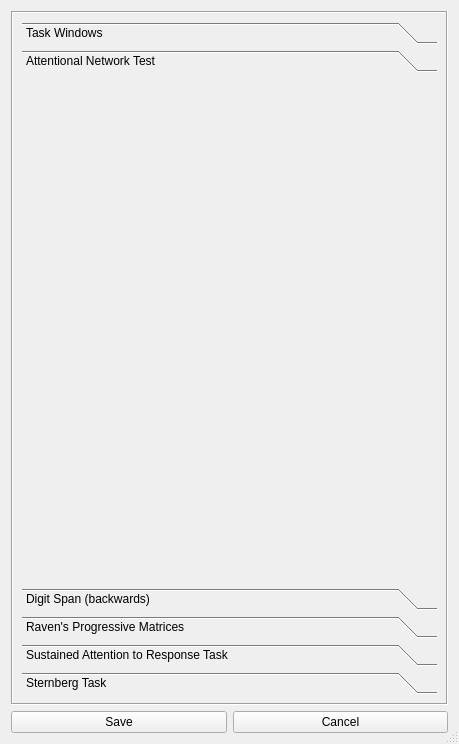
Above: designer/ui/settings_window_qt.ui from sho-87/cognitive-battery before the change. Below: the same form after it.
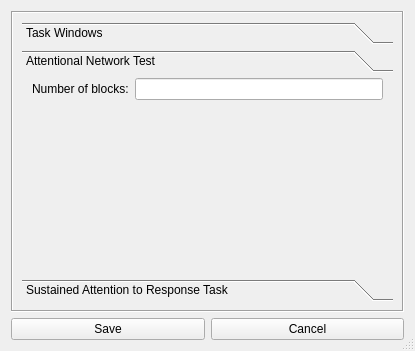
That is the form after the change. The open tabs and pages were chosen to show the change.

Commit message: Save and load ANT settings

```diff
--- a/designer/ui/settings_window_qt.ui
+++ b/designer/ui/settings_window_qt.ui
@@ -9,8 +9,8 @@
    <rect>
     <x>0</x>
     <y>0</y>
-    <width>459</width>
-    <height>744</height>
+    <width>415</width>
+    <height>351</height>
    </rect>
   </property>
   <property name="sizePolicy">
@@ -44,8 +44,8 @@
          <rect>
           <x>0</x>
           <y>0</y>
-          <width>435</width>
-          <height>689</height>
+          <width>391</width>
+          <height>296</height>
          </rect>
         </property>
         <layout class="QVBoxLayout" name="verticalLayout_5">
@@ -185,34 +185,76 @@
              <rect>
               <x>0</x>
               <y>0</y>
-              <width>417</width>
-              <height>509</height>
+              <width>373</width>
+              <height>197</height>
              </rect>
             </property>
             <attribute name="label">
              <string>Attentional Network Test</string>
             </attribute>
-            <layout class="QVBoxLayout" name="verticalLayout_3"/>
-           </widget>
-           <widget class="QWidget" name="digit_backward_page">
-            <attribute name="label">
-             <string>Digit Span (backwards)</string>
-            </attribute>
-           </widget>
-           <widget class="QWidget" name="ravens_page">
-            <attribute name="label">
-             <string>Raven's Progressive Matrices</string>
-            </attribute>
+            <layout class="QHBoxLayout" name="horizontalLayout">
+             <property name="leftMargin">
+              <number>0</number>
+             </property>
+             <property name="topMargin">
+              <number>0</number>
+             </property>
+             <property name="rightMargin">
+              <number>0</number>
+             </property>
+             <property name="bottomMargin">
+              <number>0</number>
+             </property>
+             <item>
+              <layout class="QFormLayout" name="ant_form">
+               <property name="leftMargin">
+                <number>10</number>
+               </property>
+               <property name="rightMargin">
+                <number>10</number>
+               </property>
+               <item row="0" column="0">
+                <widget class="QLabel" name="settings_ant_blocks_label">
+                 <property name="text">
+                  <string>Number of blocks:</string>
+                 </property>
+                </widget>
+               </item>
+               <item row="0" column="1">
+                <widget class="QLineEdit" name="settings_ant_blocks_value"/>
+               </item>
+              </layout>
+             </item>
+            </layout>
            </widget>
            <widget class="QWidget" name="sart_page">
             <attribute name="label">
              <string>Sustained Attention to Response Task</string>
             </attribute>
-           </widget>
-           <widget class="QWidget" name="sternberg_page">
-            <attribute name="label">
-             <string>Sternberg Task</string>
-            </attribute>
+            <layout class="QHBoxLayout" name="horizontalLayout_2">
+             <property name="leftMargin">
+              <number>0</number>
+             </property>
+             <property name="topMargin">
+              <number>0</number>
+             </property>
+             <property name="rightMargin">
+              <number>0</number>
+             </property>
+             <property name="bottomMargin">
+              <number>0</number>
+             </property>
+             <item>
+              <layout class="QFormLayout" name="sart_form">
+               <property name="leftMargin">
+                <number>10</number>
+               </property>
+               <property name="rightMargin">
+                <number>10</number>
+               </property>
+              </layout>
+             </item>
+            </layout>
            </widget>
           </widget>
          </item>
```
Left out of the diff: 17 changed lines with no effect on the pictures. The commit also changes 3 other files.
